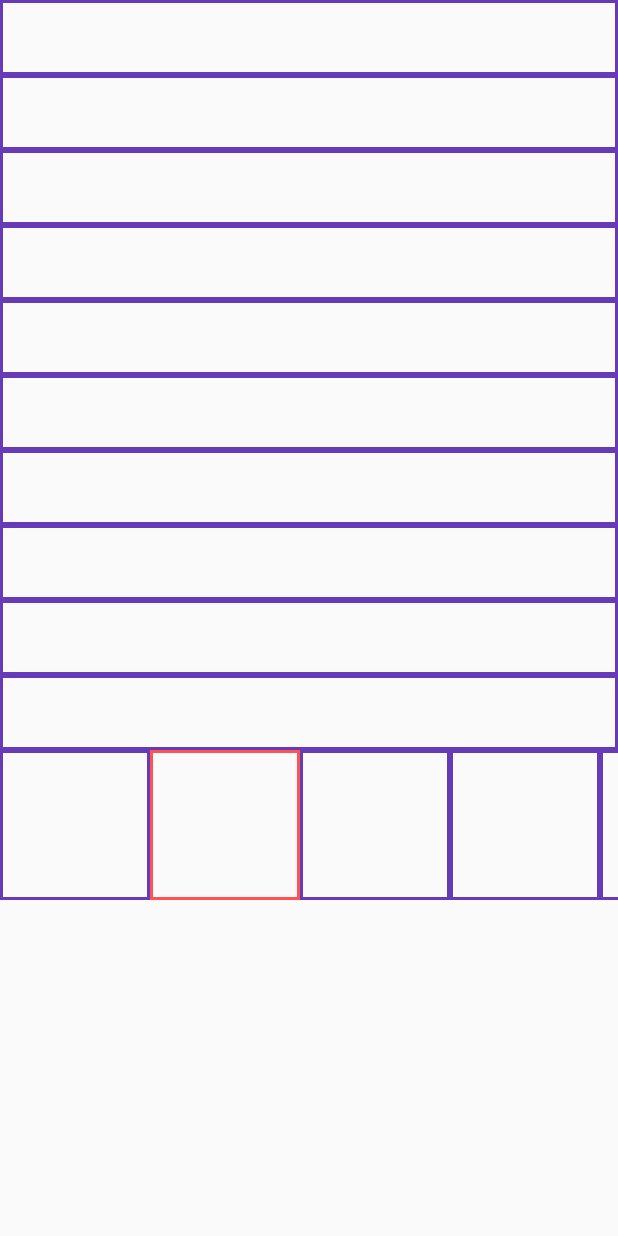
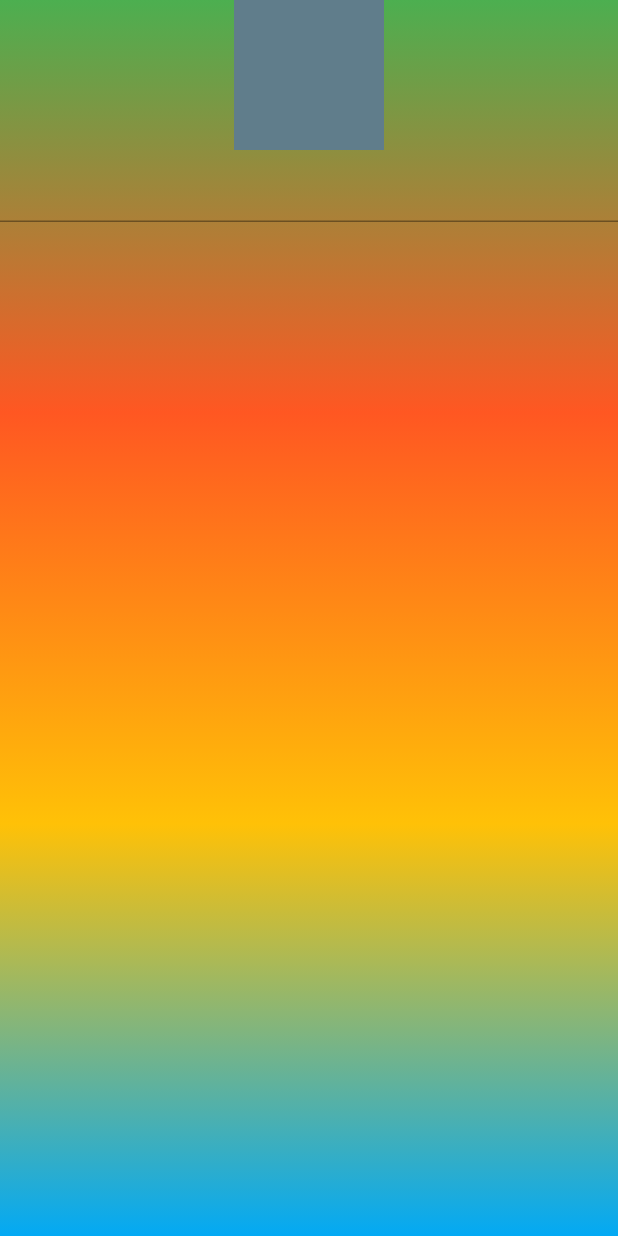
Before and after one commit to LPxfdDpp/dart_study, a Flutter app: the PrePage screen opened directly, on a phone screen of 412 x 824 dp. Run offline on Flutter 3.47's test engine with Material 2 defaults, Android fonts, the phone set to English and light mode, and no system bars; our stand-ins replace bloc, built_collection, built_value, dio, flutter_bloc, rxdart; generated files the repository leaves out were written again.

Commit message:
新添加了一点东西

```diff
--- a/phone_study/lib/basic_use_of_flutter/route/ownRouteGenerator.dart
+++ b/phone_study/lib/basic_use_of_flutter/route/ownRouteGenerator.dart
@@ -44,7 +44,7 @@ class OwnRouteGenerator {
 //         show =  WhenToUseKeysPage();
 //         show =  Sample();
         ///测试用
-//          show =   PrePage();
+          show =   PrePage();
 
 
 
@@ -88,7 +88,7 @@ class OwnRouteGenerator {
         /// 探索
 //              show = ContextOwnerBuildScope01();
         /// 有关dio
-                show = AboutDioPage();
+//                show = AboutDioPage();
         break;
       case '/basic_use_of_flutter_page_2':
 
--- a/phone_study/lib/for_test/testa.dart
+++ b/phone_study/lib/for_test/testa.dart
@@ -1,7 +1,17 @@
+import 'dart:async';
+import 'dart:io';
+import 'package:dio/dio.dart';
 
-void main() {
+void main() async{
 
-print(1e-10);
+
+
+
+
+
+
+
+
 
 
 
@@ -17,6 +27,11 @@ print(1e-10);
 }
 
 class DDEEMMOO with A,B {
+  @override
+  soo() {
+    // TODO: implement soo
+    throw UnimplementedError();
+  }
 
 
 }
--- a/phone_study/lib/pre/pre.dart
+++ b/phone_study/lib/pre/pre.dart
@@ -1,13 +1,14 @@
 import 'dart:async';
 import 'dart:collection';
 import 'dart:developer';
+import 'dart:io';
 import 'package:flutter/cupertino.dart';
 import 'package:flutter/material.dart';
 import 'package:flutter/rendering.dart';
 import 'package:flutter/widgets.dart';
 import 'package:rxdart/rxdart.dart';
 import 'dart:math' as math;
-
+import 'package:dio/dio.dart';
 
 /**
  * 学习用
@@ -43,153 +44,40 @@ class PrePageState extends State<PrePage> with SingleTickerProviderStateMixin {
 //    CustomScrollView
 
 
-    return Column(
-      children: <Widget>[
-        SizedBox(
-          height: 500,
-          child: ListView(
-            controller: PrimaryScrollController.of(context),
+
+
+    return Scaffold(
+      resizeToAvoidBottomInset:true,
+      body: Container(
+        decoration: BoxDecoration(
+          gradient: LinearGradient(
+              begin: Alignment.topCenter,
+              end: Alignment.bottomCenter,
+              colors: [
+            Colors.green,
+            Colors.deepOrange,
+            Colors.amber,
+            Colors.lightBlue,
+          ]),
+        ),
+        child: Center(
+          child: Column(
             children: <Widget>[
-              Container(
-                height: 50,
-                decoration: BoxDecoration(
-                  border: Border.all(color:Colors.deepPurple,width: 2)
-                ),
-              ),
-              Container(
-                height: 50,
-                decoration: BoxDecoration(
-                    border: Border.all(color:Colors.deepPurple,width: 2)
-                ),
-              ),
-              Container(
-                height: 50,
-                decoration: BoxDecoration(
-                    border: Border.all(color:Colors.deepPurple,width: 2)
-                ),
-              ),
-              Container(
-                height: 50,
-                decoration: BoxDecoration(
-                    border: Border.all(color:Colors.deepPurple,width: 2)
-                ),
-              ),
-              Container(
-                height: 50,
-                decoration: BoxDecoration(
-                    border: Border.all(color:Colors.deepPurple,width: 2)
-                ),
-              ),
-              Container(
-                height: 50,
-                decoration: BoxDecoration(
-                    border: Border.all(color:Colors.deepPurple,width: 2)
-                ),
-              ),
-              Container(
-                height: 50,
-                decoration: BoxDecoration(
-                    border: Border.all(color:Colors.deepPurple,width: 2)
-                ),
-              ),
-              Container(
-                height: 50,
-                decoration: BoxDecoration(
-                    border: Border.all(color:Colors.deepPurple,width: 2)
-                ),
-              ),
-              Container(
-                height: 50,
-                decoration: BoxDecoration(
-                    border: Border.all(color:Colors.deepPurple,width: 2)
-                ),
-              ),
-              Container(
-                height: 50,
-                decoration: BoxDecoration(
-                    border: Border.all(color:Colors.deepPurple,width: 2)
-                ),
-              ),
-              Container(
-                height: 50,
-                decoration: BoxDecoration(
-                    border: Border.all(color:Colors.deepPurple,width: 2)
-                ),
-              ),
-            ],
-          ),
-        ),
-        SizedBox(
-          height: 100,
-          child: ListView(
-            scrollDirection: Axis.horizontal,
-            controller: PrimaryScrollController.of(context),
-            children: <Widget>[
-              Container(
-                width: 100,
-                height: 100,
-                decoration: BoxDecoration(
-                    border: Border.all(color:Colors.deepPurple,width: 2)
-                ),
-              ),
               GestureDetector(
                 onTap: (){
-                  print("ppp");
-                  print(PrimaryScrollController.of(context));
-                  print("ppp");
+                  FocusScope.of(context).requestFocus(FocusNode());
                 },
                 child: Container(
                   width: 100,
                   height: 100,
-                  decoration: BoxDecoration(
-                      border: Border.all(color:Colors.redAccent,width: 2)
-                  ),
+                  color: Colors.blueGrey,
                 ),
               ),
-
-              Container(
-                width: 100,
-                height: 100,
-                decoration: BoxDecoration(
-                    border: Border.all(color:Colors.deepPurple,width: 2)
-                ),
-              ),
-              Container(
-                width: 100,
-                height: 100,
-                decoration: BoxDecoration(
-                    border: Border.all(color:Colors.deepPurple,width: 2)
-                ),
-              ),
-              Container(
-                width: 100,
-                height: 100,
-                decoration: BoxDecoration(
-                    border: Border.all(color:Colors.deepPurple,width: 2)
-                ),
-              ),
-              Container(
-                width: 100,
-                height: 100,
-                decoration: BoxDecoration(
-                    border: Border.all(color:Colors.deepPurple,width: 2)
-                ),
-              ),
-              Container(
-                width: 100,
-                height: 100,
-                decoration: BoxDecoration(
-                    border: Border.all(color:Colors.deepPurple,width: 2)
-                ),
-              ),
+              TextField(),
             ],
           ),
-        )
-
-
-
-
-      ],
+        ),
+      ),
     );
 
 
@@ -198,6 +86,7 @@ class PrePageState extends State<PrePage> with SingleTickerProviderStateMixin {
 
   ///RenderObjectElement CustomSingleChildLayout
   ///BoxScrollView SliverMultiBoxAdaptorWidget RenderSliverMultiBoxAdaptor SliverMultiBoxAdaptorParentData继续
+  ///
   ///
   /// Widget 看到第30集
   /// Boring Flutter 看到第2集
@@ -230,7 +119,7 @@ class PrePageState extends State<PrePage> with SingleTickerProviderStateMixin {
 //    Future<Null>  Future<void>
 //    [].take(count);
 //    Slider
-//    AnimatedContainer DecoratedBoxTransition
+//    AnimatedContainer DecoratedBoxTransition AnimatedPositioned
 //    Flexible 使 Text 换行
 //    provider/provider.dart -> ChangeNotifierProvider MultiProvider
 //    List<int>.generate(6, (index) => index).map((e) => null)
@@ -239,6 +128,7 @@ class PrePageState extends State<PrePage> with SingleTickerProviderStateMixin {
 //    IndexedStack
 //    CheckboxListTile Switch
     /// Viewport AnimatedList FractionalOffset ListWheelScrollView HitTestBehavior KeyedSubtree AutomaticKeepAlive待
+    /// FocusScope 待 鸡肋
 //    Placeholder
 //    Row IntrinsicHeight
 //    floatingActionButtonLocation: FloatingActionButtonLocation.centerDocked, BottomAppBar( shape:CircularNotchedRectangle()
@@ -252,6 +142,7 @@ class PrePageState extends State<PrePage> with SingleTickerProviderStateMixin {
 //    NotificationListener<ScrollNotification>
 //    TickerMode
 //    PrimaryScrollController
+//    FocusScope.of(context).requestFocus(FocusNode());
 
 
 //    RefreshIndicator
```
Also changed, not shown: phone_study/lib/about_dio/about_dio_page.dart (+31 -0 lines), 1 other file.
